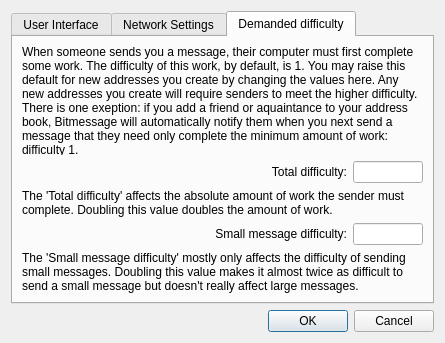
This is src/settings.ui in Bitmessage/PyBitmessage as Qt 5 draws it before an edit. The edited form follows.
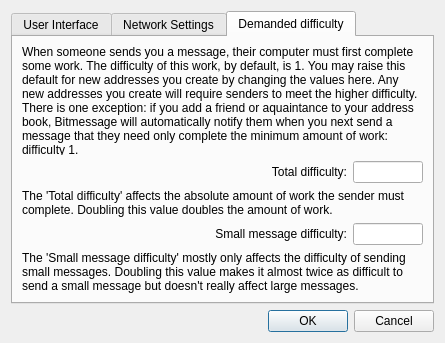
This is the edited form. The open tabs and pages were chosen to show the change.

The edit to the form file:
```diff
--- a/src/settings.ui
+++ b/src/settings.ui
@@ -266,7 +266,7 @@
        <item row="0" column="0" colspan="3">
         <widget class="QLabel" name="label_8">
          <property name="text">
-          <string>When someone sends you a message, their computer must first complete some work. The difficulty of this work, by default, is 1. You may raise this default for new addresses you create by changing the values here. Any new addresses you create will require senders to meet the higher difficulty. There is one exeption: if you add a friend or aquaintance to your address book, Bitmessage will automatically notify them when you next send a message that they need only complete the minimum amount of work: difficulty 1. </string>
+          <string>When someone sends you a message, their computer must first complete some work. The difficulty of this work, by default, is 1. You may raise this default for new addresses you create by changing the values here. Any new addresses you create will require senders to meet the higher difficulty. There is one exception: if you add a friend or aquaintance to your address book, Bitmessage will automatically notify them when you next send a message that they need only complete the minimum amount of work: difficulty 1. </string>
          </property>
          <property name="wordWrap">
           <bool>true</bool>
```
Left out of the diff: 2 changed lines with no effect on the pictures.
